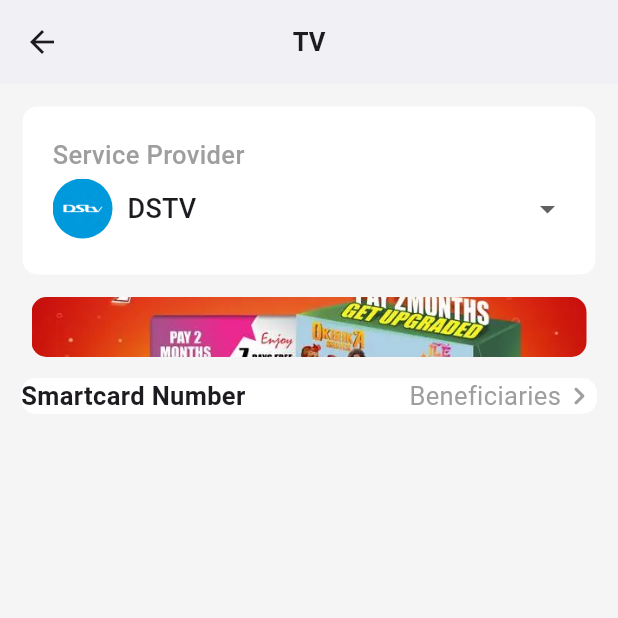
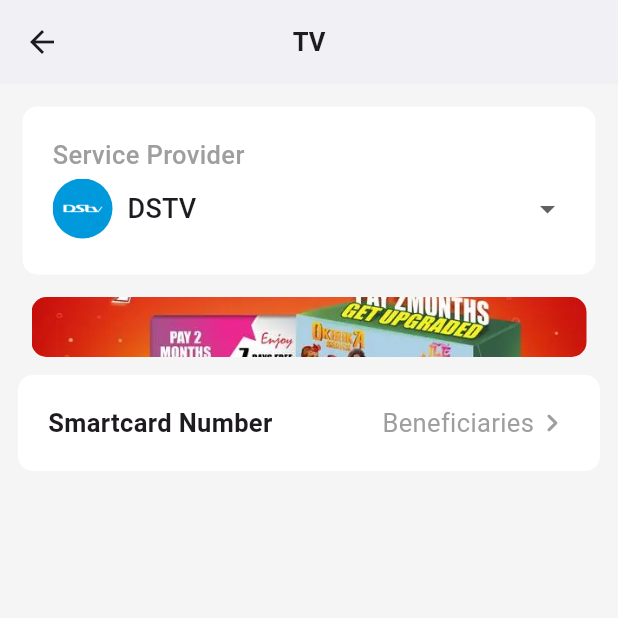
Before and after one commit to EverlastingBigFlo/mobile_app_ui, a Flutter app: the tv screen opened by its route, on a phone screen of 412 x 824 dp, the top half of it. Run offline on Flutter 3.47's test engine with Material 2 defaults, Android fonts, the phone set to English and light mode, and no system bars; our stand-ins replace smooth_page_indicator.

Commit message:
wrapped my container in a padding

```diff
--- a/lib/pages/tv.dart
+++ b/lib/pages/tv.dart
@@ -152,7 +152,7 @@ class _tvState extends State<tv> {
 
             // smart card section here
             Padding(
-              padding: const EdgeInsets.all(14.0),
+              padding: const EdgeInsets.all(12.0),
               child: Container(
                 decoration: BoxDecoration(
                   color: Colors.white,
@@ -160,7 +160,9 @@ class _tvState extends State<tv> {
                 ),
                 child: Column(
                   children: [
-                    Row(
+                    Padding(
+                      padding: const EdgeInsets.all(20.0),
+                      child: Row(
                         mainAxisAlignment: MainAxisAlignment.spaceBetween,
                         children: [
                           Row(
@@ -186,6 +188,7 @@ class _tvState extends State<tv> {
                             ],
                           ),
                         ],
+                      ),
                     )
                   ],
                 ),
```
Lines whose indentation alone changed are shown as unchanged.
